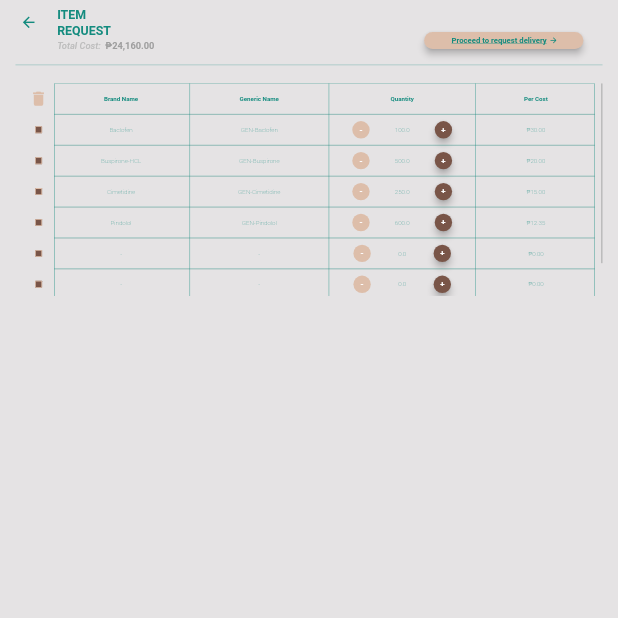
After one commit to vjloable/rmpwebapp, a Flutter app: the ItemRequest screen opened directly, on a phone screen of 412 x 824 dp, the top half of it. The commit adds this screen. Run offline on Flutter 3.47's test engine with Material 2 defaults, Android fonts, the light colour scheme and no system bars; our stand-ins replace syncfusion_flutter_gauges.

Commit message:
no message

```diff
--- a/lib/dashboard.dart
+++ b/lib/dashboard.dart
@@ -1,6 +1,7 @@
 
 import 'package:flutter/material.dart';
 import 'package:rmpwebapp/branches.dart';
+import 'package:rmpwebapp/item_request.dart';
 import 'package:rmpwebapp/warehouse.dart';
 
 Widget _dashboardUp(BuildContext context){
@@ -128,7 +129,9 @@ Widget _dashboardUp(BuildContext context){
                                       borderRadius: BorderRadius.circular(50.0)
                                   )
                               ),
-                              onPressed: (){},
+                              onPressed: (){
+                                Navigator.push(context, MaterialPageRoute(builder: (context) => const ItemRequest()));
+                              },
                               child: const Padding(
                                 padding: EdgeInsets.symmetric(horizontal: 50, vertical: 16),
                                 child: SizedBox(width: 150, child: Text('Open', textAlign: TextAlign.center, style: TextStyle(fontSize: 16))),
--- /dev/null
+++ b/lib/item_request.dart
@@ -0,0 +1,225 @@
+import 'package:flutter/material.dart';
+import 'package:intl/intl.dart';
+import 'package:rmpwebapp/request_delivery.dart';
+
+final formatCurrency = NumberFormat.currency(symbol: '₱');
+
+class NewDataRow{
+  late bool value = false;
+  final String brand, generic;
+  late double quantity, pcost, min;
+  late int position;
+  final void Function(int x, double y) callback;
+  NewDataRow({required this.brand, required this.generic, required this.quantity, required this.pcost, required this.callback, required this.position, required this.min});
+
+  DataRow generate() {
+    return DataRow(
+        cells: [
+          DataCell(Center(child: Text(brand))),
+          DataCell(Center(child: Text(generic))),
+          DataCell(
+              Center(
+                  child: Row(
+                    mainAxisAlignment: MainAxisAlignment.spaceAround,
+                    children: [
+                      (quantity > min) ? SizedBox(height: 45, width: 45, child: ElevatedButton(style: const ButtonStyle(backgroundColor: MaterialStatePropertyAll(Colors.brown), shape: MaterialStatePropertyAll(RoundedRectangleBorder(borderRadius: BorderRadius.all(Radius.circular(50))))),
+                          onPressed: (){(quantity > min) ? callback(position, --quantity,) : callback(position, quantity);}, child: const Text('-', textAlign: TextAlign.center, style: TextStyle(color: Colors.white, fontSize: 20, fontWeight: FontWeight.bold))))
+                      : Container(height: 45, width: 45, decoration: const BoxDecoration(borderRadius: BorderRadius.all(Radius.circular(50)), color: Color(0xFFDDBEAA)), child: const Center(child: Text('-', textAlign: TextAlign.center, style: TextStyle(color: Colors.white, fontSize: 20, fontWeight: FontWeight.bold)))),
+                      Text(quantity.toString()),
+                      SizedBox(height: 45, width: 45, child: ElevatedButton(style: const ButtonStyle(backgroundColor: MaterialStatePropertyAll(Colors.brown), shape: MaterialStatePropertyAll(RoundedRectangleBorder(borderRadius: BorderRadius.all(Radius.circular(50))))),
+                          onPressed: (){callback(position, ++quantity); }, child: const Text('+', textAlign: TextAlign.center, style: TextStyle(color: Colors.white, fontSize: 20, fontWeight: FontWeight.bold)))),
+                    ],
+                  )
+              )
+          ),
+          DataCell(Center(child: Text(formatCurrency.format(pcost)))),
+        ]
+    );
+  }
+}
+
+class ItemRequest extends StatefulWidget {
+  const ItemRequest({Key? key}) : super(key: key);
+
+  @override
+  State<ItemRequest> createState() => _ItemRequestState();
+}
+
+class _ItemRequestState extends State<ItemRequest> {
+  final _scrollController = ScrollController();
+  List<bool> checkVal = [false, false, false, false, false, false, false];
+  List<String> generic = ['GEN-Baclofen', 'GEN-Buspirone', 'GEN-Cimetidine', 'GEN-Pindolol', '-', '-', '-'];
+  List<String> brands = ['Baclofen', 'Buspirone-HCL', 'Cimetidine', 'Pindolol', '-', '-', '-'];
+  List<double> quantityValA = [100, 500, 250, 600, 0, 0, 0];
+  List<double> quantityValB = [100, 500, 250, 600, 0, 0, 0];
+  List<double> percostVal = [30, 20, 15, 12.35, 0, 0, 0];
+  late double totalPrice = 0;
+
+  @override
+  void initState() {
+    changeTotal();
+    super.initState();
+  }
+
+  void refresh(int x, double y){setState(() {quantityValA[x] = y; changeTotal();});}
+  void changeTotal(){
+    totalPrice = 0;
+    for(int i = 0; i < quantityValA.length; i++){
+      totalPrice += quantityValA[i] * percostVal[i];
+    }
+  }
+
+  @override
+  Widget build(BuildContext context) {
+    return Scaffold(
+        body: Container(
+        color: Colors.transparent,
+        height: double.infinity,
+        width: 2000,
+        child: FittedBox(
+          alignment: Alignment.topLeft,
+          fit: BoxFit.fitWidth,
+          child: Container(
+            color: Colors.transparent,
+            height: 1200,
+            width: 1600,
+            child: Column(
+            mainAxisAlignment: MainAxisAlignment.start,
+            children: [
+              Container(
+                  color: Colors.transparent,
+                  height: 160,
+                  width: 1600,
+                  child: Row(
+                    children: [
+                      const SizedBox(height: 1, width: 50),
+                      SizedBox(height: 90, child: Align(alignment: Alignment.topCenter, child: IconButton(onPressed: (){Navigator.of(context).pop();}, icon: const Icon(Icons.arrow_back, color: Color(0xFF138B7E), size: 45), padding: EdgeInsets.zero,))),
+                      const SizedBox(height: 1, width: 50),
+                      SizedBox(
+                        height: 180,
+                        width: 300,
+                        child: Column(
+                          mainAxisAlignment: MainAxisAlignment.center,
+                          children: [
+                            const SizedBox(
+                              height: 40,
+                              width: 300,
+                              child: Text('ITEM', style: TextStyle(color: Color(0xFF138B7E), fontSize: 32, fontWeight: FontWeight.bold)),
+                            ),
+                            const SizedBox(
+                              height: 40,
+                              width: 300,
+                              child: Text('REQUEST', style: TextStyle(color: Color(0xFF138B7E), fontSize: 32, fontWeight: FontWeight.bold)),
+                            ),
+                            SizedBox(
+                              height: 40,
+                              width: 300,
+                              child: Row(
+                                children: [
+                                  Text('Total Cost:  ', style: TextStyle(color: Colors.grey.shade400, fontSize: 24, fontWeight: FontWeight.w500, fontStyle: FontStyle.italic)),
+                                  Text(formatCurrency.format(totalPrice), style: TextStyle(color: Colors.grey.shade500, fontSize: 24, fontWeight: FontWeight.bold)),
+                                ],
+                              ),
+                            )
+                          ],
+                        ),
+                      ),
+                      const SizedBox(height: 1, width: 650),
+                      Padding(
+                        padding: const EdgeInsets.only(top: 50),
+                        child: ElevatedButton(
+                            style: ElevatedButton.styleFrom(
+                                backgroundColor: const Color(0xFFDDBEAA),
+                                shape: RoundedRectangleBorder(
+                                    borderRadius: BorderRadius.circular(50.0)
+                                )
+                            ),
+                            onPressed: () {
+                              Navigator.push(context, MaterialPageRoute(builder: (context) => RequestDelivery(requestPrice: totalPrice)));
+                            },
+                            child: Padding(
+                              padding: const EdgeInsets.symmetric(horizontal: 50, vertical: 10),
+                              child: Row(
+                                children: const [
+                                  Text(
+                                      'Proceed to request delivery  ',
+                                      textAlign: TextAlign.center,
+                                      style: TextStyle(color: Color(0xFF138B7E), decoration: TextDecoration.underline, fontSize: 20, fontWeight: FontWeight.w600)
+                                  ),
+                                  Icon(Icons.arrow_forward_rounded, color: Color(0xFF138B7E), size: 24),
+                                ],
+                              ),
+                            )
+                        ),
+                      ),
+                    ],
+                  )
+              ),
+              const Padding(
+                padding: EdgeInsets.symmetric(horizontal: 40),
+                child: Divider(color: Color(0x55138B7E), thickness: 2),
+              ),
+              const SizedBox(height: 40),
+              Padding(
+                padding: const EdgeInsets.symmetric(horizontal: 40),
+                child: SizedBox(
+                  height: 550,
+                  width: 1600,
+                  child: Scrollbar(
+                    thumbVisibility: true,
+                    controller: _scrollController,
+                    child: SingleChildScrollView(
+                      controller: _scrollController,
+                      child: SizedBox(
+                        height: 650,
+                        width: 1480,
+                        child: Row(
+                          mainAxisAlignment: MainAxisAlignment.center,
+                          children: [
+                            SizedBox(
+                              width: 80,
+                              child: Column(
+                                children: [
+                                  const SizedBox(height: 80, width: 80, child: Center(child: Icon(Icons.delete, color: Color(0xFFDDBEAA), size: 48))),
+                                  Column(
+                                    children:
+                                    List.generate(quantityValA.length, (index) => SizedBox(height: 80, width: 80, child: Center(child: Checkbox(fillColor: const MaterialStatePropertyAll(Colors.brown), side: const BorderSide(color: Color(0xFFDDBEAA), width: 2), value: checkVal[index], onChanged: (e){setState(() {checkVal[index] = !checkVal[index];});}))))
+                                  ),
+                                ],
+                              ),
+                            ),
+                            SizedBox(
+                              height: 650,
+                              width: 1400,
+                              child: DataTable(
+                                headingRowHeight: 80,
+                                dataRowHeight: 80,
+                                showCheckboxColumn: true,
+                                headingTextStyle: const TextStyle(color: Color(0xFF138B7E), fontSize: 16, fontWeight: FontWeight.bold),
+                                dataTextStyle: const TextStyle(color: Color(0xFF138B7E), fontSize: 16, fontWeight: FontWeight.w100),
+                                border: TableBorder.all(width: 1, color: const Color(0xFF138B7E)),
+                                columns: const [
+                                  ///DataColumn(label: Expanded(child: Icon(Icons.delete, color: Color(0xFFDDBEAA), size: 48))),
+                                  DataColumn(label: Expanded(child: Text('Brand Name', textAlign: TextAlign.center))),
+                                  DataColumn(label: Expanded(child: Text('Generic Name', textAlign: TextAlign.center))),
+                                  DataColumn(label: Expanded(child: Text('Quantity', textAlign: TextAlign.center))),
+                                  DataColumn(label: Expanded(child: Text('Per Cost', textAlign: TextAlign.center))),
+                                ],
+                                rows: List.generate(quantityValA.length, (index) => NewDataRow(brand: brands[index], generic: generic[index], quantity: quantityValA[index], pcost: percostVal[index], callback: refresh, position: index, min: quantityValB[index]).generate(),)
+                              ),
+                            ),
+                          ],
+                        ),
+                      ),
+                    ),
+                  ),
+                ),
+              ),
+            ],
+          ),
+          )
+        )
+      ),
+    );
+  }
+}
--- a/lib/main.dart
+++ b/lib/main.dart
@@ -1,6 +1,7 @@
 import 'package:flutter/material.dart';
 import 'package:rmpwebapp/about.dart';
 import 'package:rmpwebapp/branches.dart';
+import 'package:rmpwebapp/item_request.dart';
 import 'package:rmpwebapp/login.dart';
 
 Future<void> main() async {
```
Also changed, not shown: lib/request_delivery.dart (added, +165 -0 lines).
